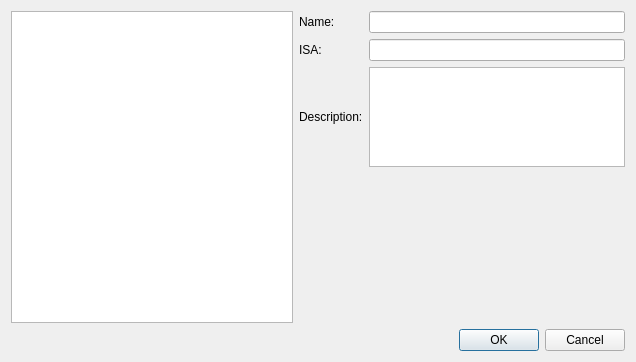
Above: src/processorselectiondialog.ui from mortbopet/Ripes before the change. Below: the same form after it.
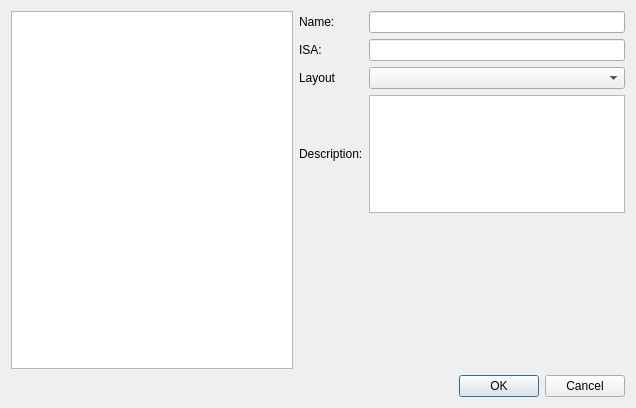
That is the form after the change. Custom widgets are drawn as their Qt base class.

Commit message: Allow multiple layouts for a processor

```diff
--- a/src/processorselectiondialog.ui
+++ b/src/processorselectiondialog.ui
@@ -7,7 +7,7 @@
     <x>0</x>
     <y>0</y>
     <width>636</width>
-    <height>327</height>
+    <height>408</height>
    </rect>
   </property>
   <property name="windowTitle">
@@ -35,6 +35,13 @@
         <layout class="QVBoxLayout" name="verticalLayout" stretch="0,2">
          <item>
           <layout class="QGridLayout" name="gridLayout">
+           <item row="1" column="1">
+            <widget class="QLineEdit" name="ISA">
+             <property name="readOnly">
+              <bool>true</bool>
+             </property>
+            </widget>
+           </item>
            <item row="0" column="0">
             <widget class="QLabel" name="label">
              <property name="text">
@@ -42,7 +49,14 @@
              </property>
             </widget>
            </item>
-           <item row="2" column="1">
+           <item row="1" column="0">
+            <widget class="QLabel" name="label_2">
+             <property name="text">
+              <string>ISA:</string>
+             </property>
+            </widget>
+           </item>
+           <item row="3" column="1">
             <widget class="QPlainTextEdit" name="description">
              <property name="sizePolicy">
               <sizepolicy hsizetype="MinimumExpanding" vsizetype="MinimumExpanding">
@@ -73,20 +87,6 @@
              </property>
             </widget>
            </item>
-           <item row="2" column="0">
-            <widget class="QLabel" name="label_3">
-             <property name="text">
-              <string>Description:</string>
-             </property>
-            </widget>
-           </item>
-           <item row="1" column="1">
-            <widget class="QLineEdit" name="ISA">
-             <property name="readOnly">
-              <bool>true</bool>
-             </property>
-            </widget>
-           </item>
            <item row="0" column="1">
             <widget class="QLineEdit" name="name">
              <property name="readOnly">
@@ -94,13 +94,23 @@
              </property>
             </widget>
            </item>
-           <item row="1" column="0">
-            <widget class="QLabel" name="label_2">
+           <item row="3" column="0">
+            <widget class="QLabel" name="label_3">
              <property name="text">
-              <string>ISA:</string>
+              <string>Description:</string>
              </property>
             </widget>
            </item>
+           <item row="2" column="0">
+            <widget class="QLabel" name="label_4">
+             <property name="text">
+              <string>Layout</string>
+             </property>
+            </widget>
+           </item>
+           <item row="2" column="1">
+            <widget class="QComboBox" name="layout"/>
+           </item>
           </layout>
          </item>
          <item>
```
The commit also changes 8 other files.
